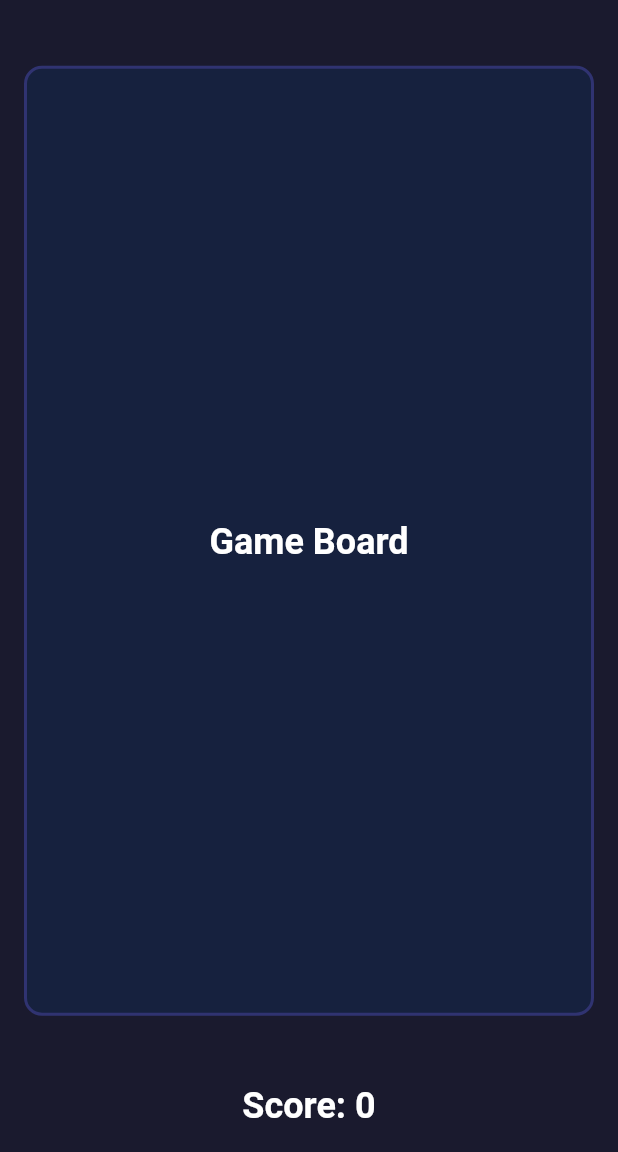
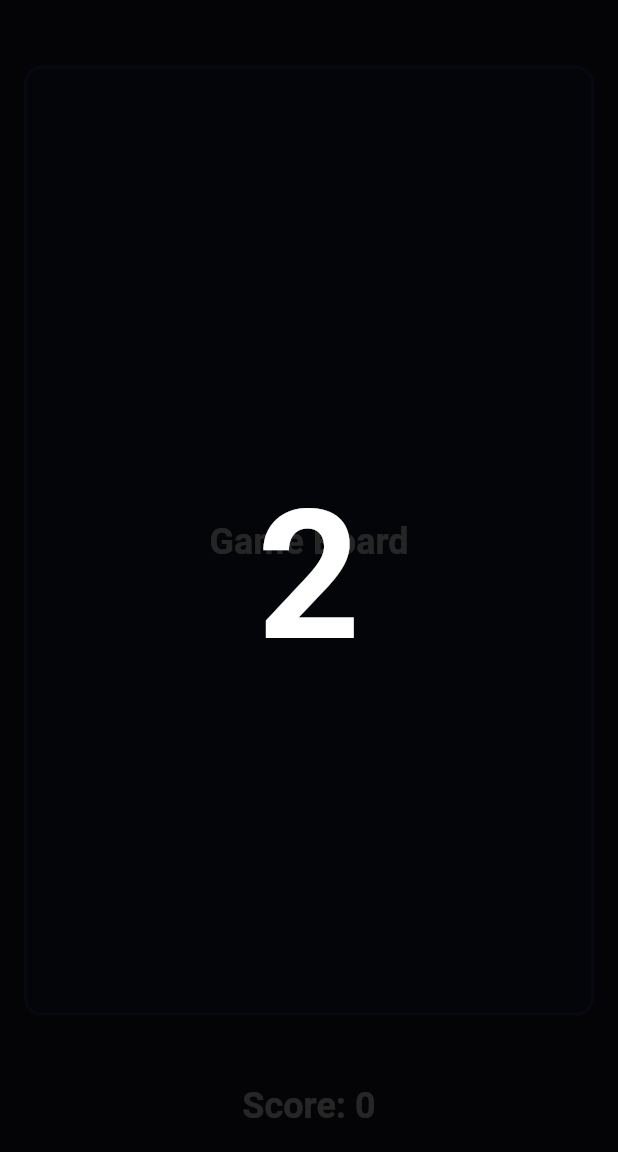
Before and after one commit to FlowSc/blockmerge, a Flutter app: the GameScreen screen opened by its route, on a phone screen of 412 x 824 dp, the part 84-1236 px from its top. Run offline on Flutter 3.47's test engine with Material 3 defaults, Android fonts, the phone set to English and light mode, and no system bars; our stand-ins replace flutter_riverpod, go_router.

Commit message:
Add home screen with start/settings buttons and 3s countdown before game
- HomeScreen: IZAK title, "시작하기" and "설정" buttons
- CountdownOverlay: 3→2→1 animated countdown on game screen entry
- GoRouter: / → HomeScreen, /game → GameScreen with countdown
- CLAUDE.md: add verification guidelines
- Widget tests cover full home → countdown → game flow

Co-Authored-By: Claude Opus 4.6 <noreply@anthropic.com>

```diff
--- a/izak_app/lib/app.dart
+++ b/izak_app/lib/app.dart
@@ -3,12 +3,19 @@ import 'package:go_router/go_router.dart';
 
 import 'core/theme/app_theme.dart';
 import 'features/game/game_screen.dart';
+import 'features/home/home_screen.dart';
 
-final GoRouter _router = GoRouter(
+GoRouter _createRouter() => GoRouter(
   initialLocation: '/',
   routes: <RouteBase>[
     GoRoute(
       path: '/',
+      builder: (BuildContext context, GoRouterState state) {
+        return const HomeScreen();
+      },
+    ),
+    GoRoute(
+      path: '/game',
       builder: (BuildContext context, GoRouterState state) {
         return const GameScreen();
       },
@@ -16,8 +23,21 @@ final GoRouter _router = GoRouter(
   ],
 );
 
-class IzakApp extends StatelessWidget {
+class IzakApp extends StatefulWidget {
   const IzakApp({super.key});
+
+  @override
+  State<IzakApp> createState() => _IzakAppState();
+}
+
+class _IzakAppState extends State<IzakApp> {
+  late final GoRouter _router = _createRouter();
+
+  @override
+  void dispose() {
+    _router.dispose();
+    super.dispose();
+  }
 
   @override
   Widget build(BuildContext context) {
--- a/izak_app/lib/features/game/game_screen.dart
+++ b/izak_app/lib/features/game/game_screen.dart
@@ -1,16 +1,27 @@
 import 'package:flutter/material.dart';
 import 'package:flutter_riverpod/flutter_riverpod.dart';
 
-class GameScreen extends ConsumerWidget {
+import '../home/widgets/countdown_overlay.dart';
+
+class GameScreen extends ConsumerStatefulWidget {
   const GameScreen({super.key});
 
   @override
-  Widget build(BuildContext context, WidgetRef ref) {
+  ConsumerState<GameScreen> createState() => _GameScreenState();
+}
+
+class _GameScreenState extends ConsumerState<GameScreen> {
+  bool _showCountdown = true;
+
+  @override
+  Widget build(BuildContext context) {
     return Scaffold(
       appBar: AppBar(
         title: const Text('IZAK'),
       ),
-      body: SafeArea(
+      body: Stack(
+        children: [
+          SafeArea(
             child: Padding(
               padding: const EdgeInsets.all(16),
               child: Column(
@@ -34,7 +45,8 @@ class GameScreen extends ConsumerWidget {
                           child: Center(
                             child: Text(
                               'Game Board',
-                          style: Theme.of(context).textTheme.headlineMedium,
+                              style:
+                                  Theme.of(context).textTheme.headlineMedium,
                             ),
                           ),
                         ),
@@ -50,6 +62,16 @@ class GameScreen extends ConsumerWidget {
               ),
             ),
           ),
+          if (_showCountdown)
+            CountdownOverlay(
+              onComplete: () {
+                setState(() {
+                  _showCountdown = false;
+                });
+              },
+            ),
+        ],
+      ),
     );
   }
 }
--- /dev/null
+++ b/izak_app/lib/features/home/widgets/countdown_overlay.dart
@@ -0,0 +1,76 @@
+import 'dart:async';
+
+import 'package:flutter/material.dart';
+
+class CountdownOverlay extends StatefulWidget {
+  const CountdownOverlay({super.key, required this.onComplete});
+
+  final VoidCallback onComplete;
+
+  @override
+  State<CountdownOverlay> createState() => _CountdownOverlayState();
+}
+
+class _CountdownOverlayState extends State<CountdownOverlay>
+    with SingleTickerProviderStateMixin {
+  int _count = 3;
+  Timer? _timer;
+  late final AnimationController _scaleController;
+  late final Animation<double> _scaleAnimation;
+
+  @override
+  void initState() {
+    super.initState();
+    _scaleController = AnimationController(
+      duration: const Duration(milliseconds: 600),
+      vsync: this,
+    );
+    _scaleAnimation = Tween<double>(begin: 2.0, end: 1.0).animate(
+      CurvedAnimation(parent: _scaleController, curve: Curves.elasticOut),
+    );
+    _scaleController.forward();
+    _startCountdown();
+  }
+
+  void _startCountdown() {
+    _timer = Timer.periodic(const Duration(seconds: 1), (timer) {
+      if (_count <= 1) {
+        timer.cancel();
+        widget.onComplete();
+        return;
+      }
+      setState(() {
+        _count--;
+      });
+      _scaleController.reset();
+      _scaleController.forward();
+    });
+  }
+
+  @override
+  void dispose() {
+    _timer?.cancel();
+    _scaleController.dispose();
+    super.dispose();
+  }
+
+  @override
+  Widget build(BuildContext context) {
+    return Container(
+      color: Colors.black.withValues(alpha: 0.85),
+      child: Center(
+        child: ScaleTransition(
+          scale: _scaleAnimation,
+          child: Text(
+            '$_count',
+            style: const TextStyle(
+              fontSize: 120,
+              fontWeight: FontWeight.bold,
+              color: Colors.white,
+            ),
+          ),
+        ),
+      ),
+    );
+  }
+}
```
Also changed, not shown: izak_app/lib/features/home/home_screen.dart (added, +82 -0 lines), 2 other files. Lines whose indentation alone changed are shown as unchanged.
